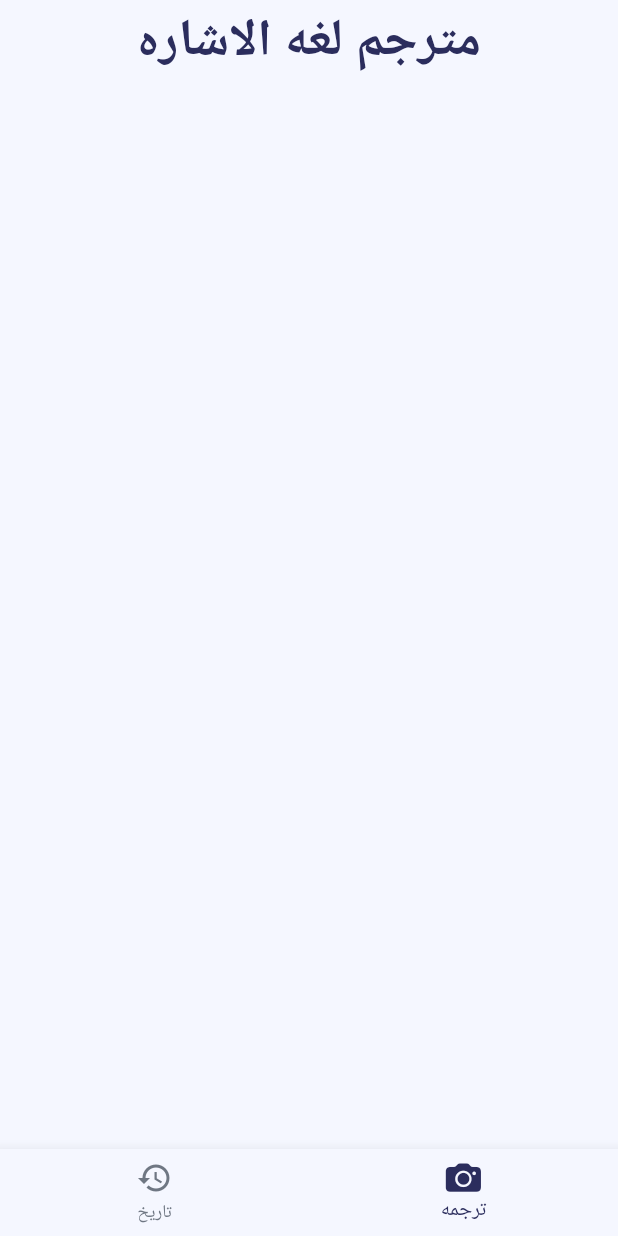
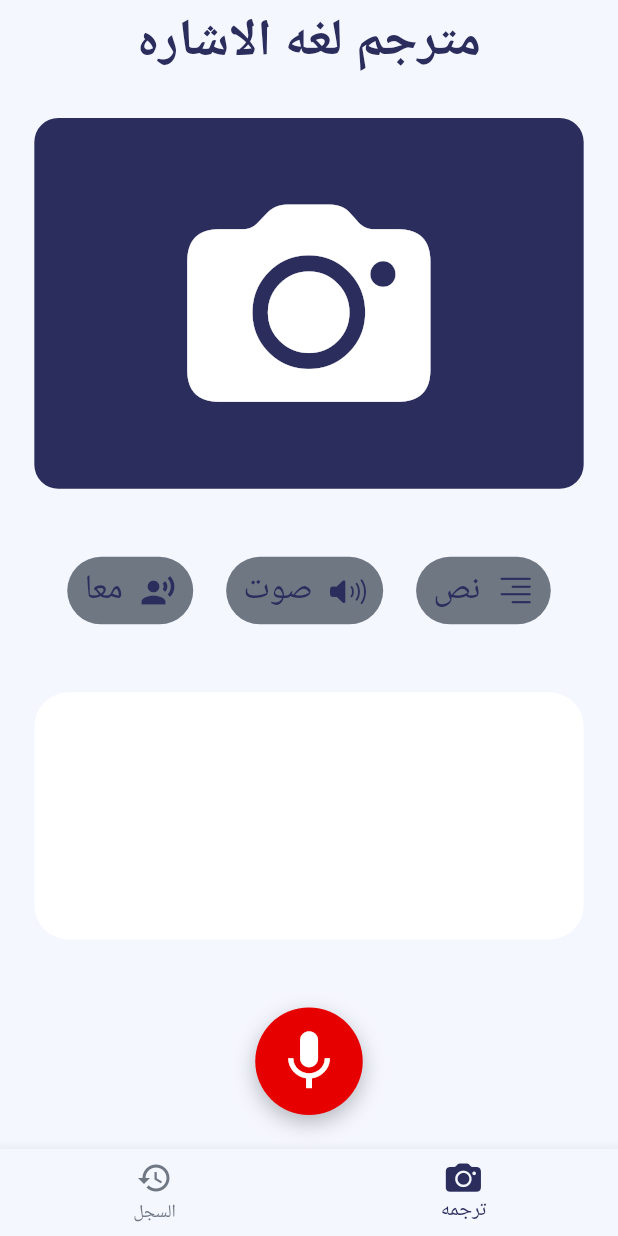
Before and after one commit to abdo2121nasser/deaf_gain, a Flutter app: the screen it shows after launch, on a phone screen of 412 x 824 dp. Run offline on Flutter 3.47's test engine with Material 3 defaults, Android fonts, the phone set to English and light mode, and no system bars; our stand-ins replace bloc, device_preview, dio, flutter_bloc, flutter_screenutil, go_router.

Commit message:
finish the translate screen ui only

```diff
--- a/lib/core/utils/images.dart
+++ b/lib/core/utils/images.dart
@@ -1,4 +1,4 @@
 
 
 
-    const String kImageAsset='assets/select_image.jpg';
+    const String kImageAsset='assets/images/welcome3.webp';
--- a/lib/core/utils/values/app_size.dart
+++ b/lib/core/utils/values/app_size.dart
@@ -7,6 +7,7 @@ final double k14V = 14.h;
 final double k16V = 16.h;
 final double k18V = 18.h;
 final double k20V = 20.h;
+final double k30V = 40.h;
 
 final double k1H = 1.w;
 final double k1_5H = 1.5.w;
--- a/lib/features/home_feature/cubits/bottom_navigation_bar_cubit/bottom_navigation_bar_cubit.dart
+++ b/lib/features/home_feature/cubits/bottom_navigation_bar_cubit/bottom_navigation_bar_cubit.dart
@@ -1,4 +1,5 @@
 import 'package:bloc/bloc.dart';
+import 'package:deaf_gain/features/translate_feature/screens/translate_screen.dart';
 import 'package:flutter/cupertino.dart';
 import 'package:flutter_bloc/flutter_bloc.dart';
 import 'package:meta/meta.dart';
@@ -7,16 +8,16 @@ part 'bottom_navigation_bar_state.dart';
 
 class BottomNavigationBarCubit extends Cubit<BottomNavigationBarState> {
   BottomNavigationBarCubit()
-      : super(const BottomNavigationBarInitial(body: SizedBox()));
+      : super(const BottomNavigationBarInitial(body: TranslateScreen()));
   static BottomNavigationBarCubit get(context) => BlocProvider.of(context);
 
   set currentBody(int index) {
     switch (index) {
       case 0:
-        emit(TranslateState(body: SizedBox()));
+        emit(const TranslateState(body: TranslateScreen()));
         break;
       case 1:
-        emit(HistoryState(body: SizedBox()));
+        emit(const HistoryState(body: SizedBox()));
         break;
     }
   }
--- a/lib/features/home_feature/screens/home_screen.dart
+++ b/lib/features/home_feature/screens/home_screen.dart
@@ -1,4 +1,5 @@
 import 'package:deaf_gain/core/utils/colors/colors.dart';
+import 'package:deaf_gain/core/utils/values/app_size.dart';
 import 'package:deaf_gain/features/home_feature/cubits/bottom_navigation_bar_cubit/bottom_navigation_bar_cubit.dart';
 import 'package:flutter/cupertino.dart';
 import 'package:flutter/material.dart';
@@ -18,7 +19,14 @@ class HomeScreen extends StatelessWidget {
         appBar: const CustomAppBarWidget(
           title: 'مترجم لغه الاشاره',
         ),
-        body: const SizedBox(),
+        body: BlocBuilder<BottomNavigationBarCubit, BottomNavigationBarState>(
+          builder: (context, state) {
+            return Padding(
+              padding:  EdgeInsets.symmetric(horizontal: k20H),
+              child: state.body,
+            );
+          },
+        ),
         bottomNavigationBar: CustomBottomNavigationBarWidget(),
       ),
     );
--- a/lib/features/home_feature/widgets/custom_bottom_navigation_bar_widget.dart
+++ b/lib/features/home_feature/widgets/custom_bottom_navigation_bar_widget.dart
@@ -24,7 +24,7 @@ class CustomBottomNavigationBarWidget extends StatelessWidget {
           items: const [
             BottomNavigationBarItem(
                 icon: Icon(CupertinoIcons.camera_fill), label: 'ترجمه'),
-            BottomNavigationBarItem(icon: Icon(Icons.history), label: 'تاريخ'),
+            BottomNavigationBarItem(icon: Icon(Icons.history), label: 'السجل'),
           ],
         );
       },
--- /dev/null
+++ b/lib/features/translate_feature/screens/translate_screen.dart
@@ -0,0 +1,24 @@
+import 'package:flutter/cupertino.dart';
+import 'package:flutter/material.dart';
+
+import '../widgets/camera_feeds_container_widget.dart';
+import '../widgets/horizontal_options_list_widget.dart';
+import '../widgets/record_button_widget.dart';
+import '../widgets/translated_text_container_widget.dart';
+
+class TranslateScreen extends StatelessWidget {
+  const TranslateScreen({super.key});
+
+  @override
+  Widget build(BuildContext context) {
+    return const Column(
+      mainAxisAlignment: MainAxisAlignment.spaceAround,
+      children: [
+        CameraFeedsContainerWidget(),
+        HorizontalOptionsListWidget(),
+        TranslatedTextContainerWidget(),
+        RecordButtonWidget()
+      ],
+    );
+  }
+}
--- /dev/null
+++ b/lib/features/translate_feature/widgets/camera_feeds_container_widget.dart
@@ -0,0 +1,28 @@
+import 'package:flutter/cupertino.dart';
+import 'package:flutter/material.dart';
+
+import '../../../core/utils/colors/colors.dart';
+import '../../../core/utils/values/app_size.dart';
+
+
+class CameraFeedsContainerWidget extends StatelessWidget {
+  const CameraFeedsContainerWidget({
+    super.key,
+  });
+
+  @override
+  Widget build(BuildContext context) {
+    return Container(
+      width: double.maxFinite,
+      height: MediaQuery.maybeOf(context)!.size.height*0.3,
+      decoration: BoxDecoration(
+
+          color: kDarkBlueColor,
+          borderRadius: BorderRadius.circular(k14R)
+      ),
+      child: Icon(CupertinoIcons.camera_fill,color: kWhiteColor,
+        size: MediaQuery.maybeOf(context)!.size.height*0.2,
+      ),
+    );
+  }
+}
--- /dev/null
+++ b/lib/features/translate_feature/widgets/horizontal_options_list_widget.dart
@@ -0,0 +1,32 @@
+import 'package:flutter/cupertino.dart';
+import 'package:flutter/material.dart';
+
+import 'out_put_option_widget.dart';
+
+class HorizontalOptionsListWidget extends StatelessWidget {
+  const HorizontalOptionsListWidget({
+    super.key,
+  });
+
+  @override
+  Widget build(BuildContext context) {
+    return Row(
+      mainAxisSize: MainAxisSize.max,
+      mainAxisAlignment: MainAxisAlignment.spaceEvenly,
+      children: [
+        OutPutOptionWidget(
+          text: 'نص',
+          iconData: CupertinoIcons.text_alignright,
+        ),
+        OutPutOptionWidget(
+          text: 'صوت',
+          iconData: CupertinoIcons.volume_up,
+        ),
+        OutPutOptionWidget(
+          text: 'معا',
+          iconData: Icons.record_voice_over,
+        )
+      ],
+    );
+  }
+}
--- /dev/null
+++ b/lib/features/translate_feature/widgets/out_put_option_widget.dart
@@ -0,0 +1,41 @@
+
+
+import 'package:flutter/cupertino.dart';
+import 'package:flutter/material.dart';
+
+import '../../../core/utils/colors/colors.dart';
+import '../../../core/utils/values/app_size.dart';
+import '../../../core/utils/values/font_size.dart';
+
+class OutPutOptionWidget extends StatelessWidget {
+  final String text;
+  final IconData iconData;
+  const OutPutOptionWidget({
+    super.key, required this.text, required this.iconData,
+  });
+
+  @override
+  Widget build(BuildContext context) {
+    return InkWell(
+      onTap: (){},
+      child: Container(
+        padding: EdgeInsets.symmetric(horizontal: k10H,vertical: k5V),
+        decoration: BoxDecoration(
+          color: kGreyColor,
+          borderRadius: BorderRadius.circular(k20R)
+        ),
+        child: Row(
+          children: [
+             Icon(iconData,color: kDarkBlueColor,),
+            SizedBox(width: k10H,),
+            Text(text,style: TextStyle(
+                color:kDarkBlueColor,
+                fontSize: k20Sp,
+                fontWeight: FontWeight.w500
+            ),)
+          ],
+        ),
+      ),
+    );
+  }
+}
--- /dev/null
+++ b/lib/features/translate_feature/widgets/record_button_widget.dart
@@ -0,0 +1,65 @@
+import 'package:deaf_gain/core/utils/colors/colors.dart';
+import 'package:deaf_gain/core/utils/values/app_size.dart';
+import 'package:flutter/material.dart';
+
+class RecordButtonWidget extends StatefulWidget {
+  const RecordButtonWidget({super.key});
+
+  @override
+  State<RecordButtonWidget> createState() => _RecordButtonWidgetState();
+}
+
+class _RecordButtonWidgetState extends State<RecordButtonWidget> {
+  double _scale = 1.0;
+
+  void _onTapDown(_) {
+    setState(() {
+      _scale = 1.2; // 120% size
+    });
+  }
+
+  void _onTapUp(_) {
+    setState(() {
+      _scale = 1.0; // Return to normal
+    });
+  }
+
+  @override
+  Widget build(BuildContext context) {
+    return Center(
+      child: GestureDetector(
+        onTapDown: _onTapDown,
+        onTapUp: _onTapUp,
+        onTapCancel: () {
+          setState(() {
+            _scale = 1.0;
+          });
+        },
+        child: AnimatedScale(
+          scale: _scale,
+          duration: const Duration(milliseconds: 300),
+          curve: Curves.easeOut,
+          child: Container(
+            padding: EdgeInsets.all(k10V),
+            decoration: BoxDecoration(
+              color: kRedColor,
+              shape: BoxShape.circle,
+              boxShadow: [
+                BoxShadow(
+                  color: Colors.black26,
+                  blurRadius: k10R,
+                  offset: const Offset(0, 5),
+                )
+              ],
+            ),
+            child: Icon(
+              Icons.mic,
+              color: Colors.white,
+              size: k30V,
+            ),
+          ),
+        ),
+      ),
+    );
+  }
+}
--- /dev/null
+++ b/lib/features/translate_feature/widgets/translated_text_container_widget.dart
@@ -0,0 +1,33 @@
+
+
+
+import 'package:flutter/cupertino.dart';
+
+import '../../../core/utils/colors/colors.dart';
+import '../../../core/utils/values/app_size.dart';
+import '../../../core/utils/values/font_size.dart';
+
+class TranslatedTextContainerWidget extends StatelessWidget {
+  const TranslatedTextContainerWidget({
+    super.key,
+  });
+
+  @override
+  Widget build(BuildContext context) {
+    return Container(
+      padding: EdgeInsets.symmetric(horizontal: k16H, vertical: k12V),
+      width: double.maxFinite,
+      height: MediaQuery.maybeOf(context)!.size.height * 0.2,
+      decoration: BoxDecoration(
+          color: kWhiteColor, borderRadius: BorderRadius.circular(k20R)),
+      child: SingleChildScrollView(
+        child: Text('',
+          style: TextStyle(
+              color: kBlackColor,
+              fontSize: k16Sp,
+              fontWeight: FontWeight.bold),
+        ),
+      ),
+    );
+  }
+}
```
